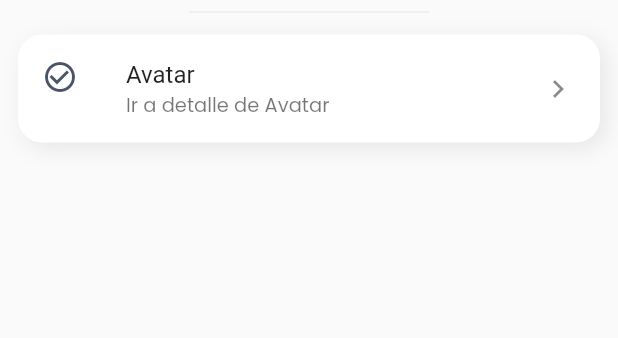
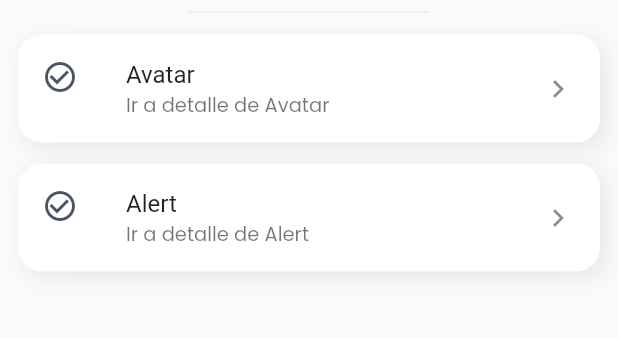
Before and after one commit to cparragatorres/flutter_codigo5_components, a Flutter app: the screen it shows after launch, on a phone screen of 412 x 824 dp, the part 534-872 px from its top. Run offline on Flutter 3.47's test engine with Material 2 defaults, Android fonts, the phone set to English and light mode, and no system bars; our stand-ins replace google_fonts; network calls fail; Roboto replaces fonts that are missing (Oregano).

```diff
--- a/lib/main.dart
+++ b/lib/main.dart
@@ -6,7 +6,7 @@ import 'package:flutter_codigo5_componets/pages/home_page.dart';
 
 void main() {
   runApp(
-    MyApp(),
+    const MyApp(),
   );
 }
 
@@ -15,7 +15,7 @@ class MyApp extends StatelessWidget {
 
   @override
   Widget build(BuildContext context) {
-    return MaterialApp(
+    return const MaterialApp(
       debugShowCheckedModeBanner: false,
       title: "Components App",
       home: HomePage(),
--- a/lib/pages/home_page.dart
+++ b/lib/pages/home_page.dart
@@ -1,4 +1,5 @@
 import 'package:flutter/material.dart';
+import 'package:flutter_codigo5_componets/pages/alert_page.dart';
 import 'package:flutter_codigo5_componets/pages/avatar_page.dart';
 import 'package:google_fonts/google_fonts.dart';
 
@@ -12,7 +13,7 @@ class HomePage extends StatelessWidget {
         child: SingleChildScrollView(
           child: Column(
             children: [
-              SizedBox(
+              const SizedBox(
                 height: 20.0,
               ),
               Container(
@@ -23,18 +24,18 @@ class HomePage extends StatelessWidget {
                   boxShadow: [
                     BoxShadow(
                       color: Colors.black.withOpacity(0.12),
-                      offset: Offset(4.0, 4.0),
+                      offset: const Offset(4.0, 4.0),
                       blurRadius: 12.0,
                     ),
                   ],
-                  image: DecorationImage(
+                  image: const DecorationImage(
                     image: NetworkImage(
                       "https://malditopaparazzo.com.ar/wp-content/uploads/2021/05/David-Chicle.jpg",
                     ),
                   ),
                 ),
               ),
-              SizedBox(
+              const SizedBox(
                 height: 10.0,
               ),
               Text(
@@ -54,7 +55,10 @@ class HomePage extends StatelessWidget {
                 title: "Avatar",
                 toPage: AvatarPage(),
               ),
-
+              ItemComponentWidget(
+                title: "Alert",
+                toPage: AlertPage(),
+              ),
             ],
           ),
         ),
--- a/pubspec.yaml
+++ b/pubspec.yaml
@@ -59,8 +59,8 @@ flutter:
   uses-material-design: true
 
   # To add assets to your application, add an assets section, like this:
-  # assets:
-  #   - images/a_dot_burr.jpeg
+  assets:
+    - assets/images/
   #   - images/a_dot_ham.jpeg
 
   # An image asset can refer to one or more resolution-specific "variants", see
```
Also changed, not shown: lib/pages/alert_page.dart (added, +39 -0 lines), lib/pages/avatar_page.dart (+23 -4 lines), assets/images/loading.gif (added).
